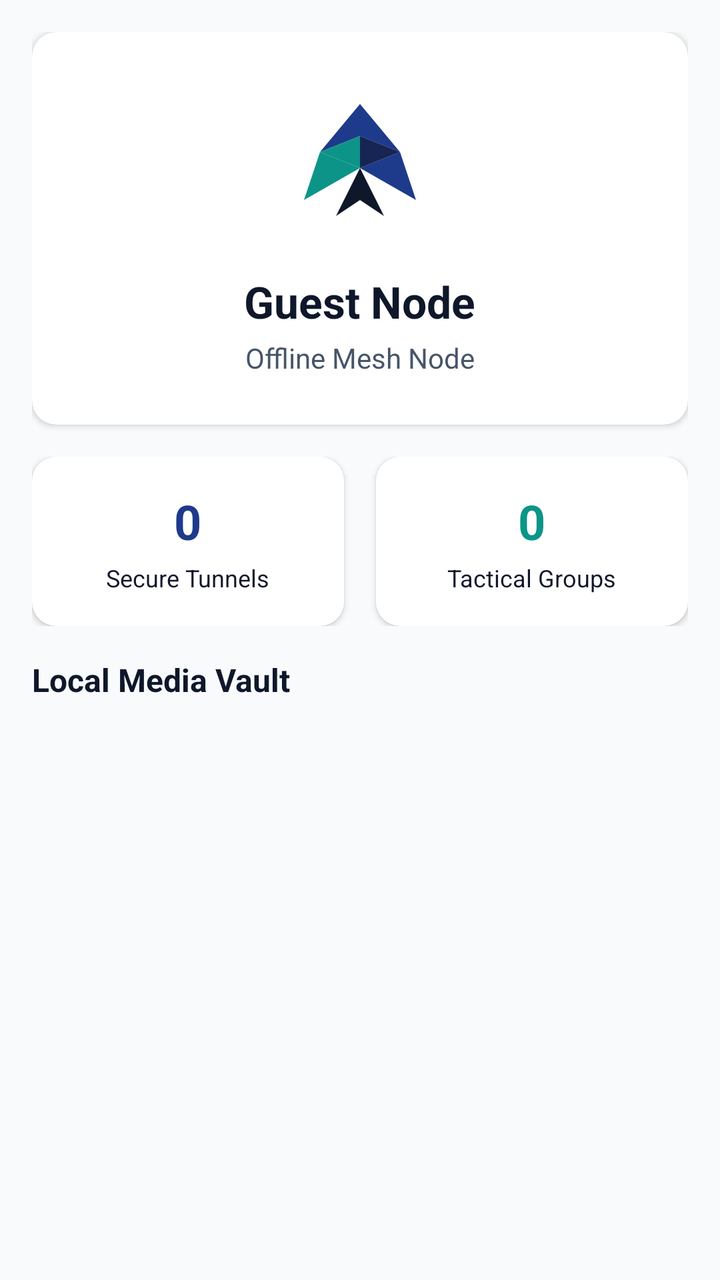
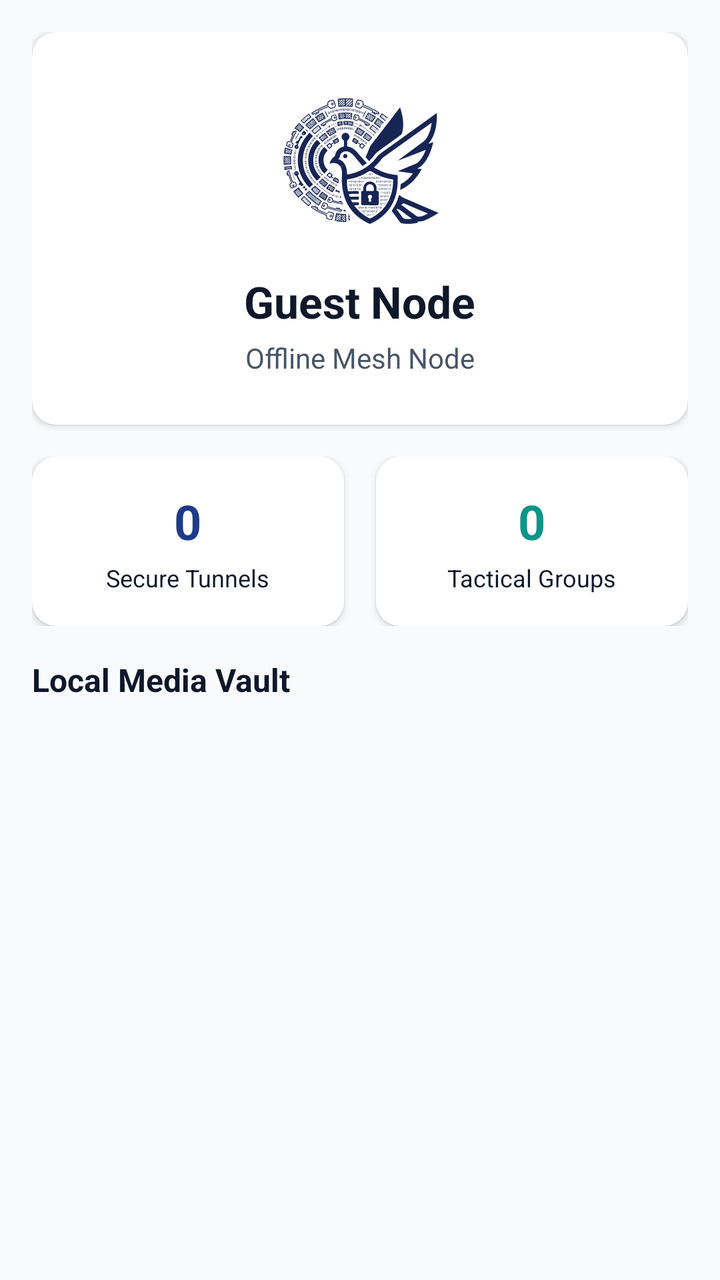

Two renders of the same Android screen: before a commit and after it. Below are the layout's source before the change and the commit's diff.
<!-- AndroidManifest.xml: application theme Theme.Pigeon -->
<!-- res/layout/fragment_profile.xml -->
<?xml version="1.0" encoding="utf-8"?>
<androidx.core.widget.NestedScrollView xmlns:android="http://schemas.android.com/apk/res/android"
    android:layout_width="match_parent"
    android:layout_height="match_parent"
    android:background="@color/colorBackground">

    <LinearLayout
        android:layout_width="match_parent"
        android:layout_height="wrap_content"
        android:orientation="vertical"
        android:padding="16dp">

        <com.google.android.material.card.MaterialCardView
            style="@style/PigeonCard"
            android:layout_width="match_parent"
            android:layout_height="wrap_content"
            android:layout_marginBottom="16dp">

            <LinearLayout
                android:layout_width="match_parent"
                android:layout_height="wrap_content"
                android:gravity="center"
                android:orientation="vertical"
                android:padding="24dp">

                <ImageView
                    android:id="@+id/ivProfileLogo"
                    android:layout_width="80dp"
                    android:layout_height="80dp"
                    android:contentDescription="@string/logo_desc"
                    android:src="@drawable/ic_pigeon_logo" />

                <TextView
                    android:id="@+id/tvProfileUsername"
                    style="@style/PigeonText"
                    android:layout_width="wrap_content"
                    android:layout_height="wrap_content"
                    android:layout_marginTop="16dp"
                    android:text="Guest Node"
                    android:textSize="22sp"
                    android:textStyle="bold" />

                <TextView
                    android:id="@+id/tvProfileToken"
                    style="@style/PigeonText"
                    android:layout_width="wrap_content"
                    android:layout_height="wrap_content"
                    android:layout_marginTop="4dp"
                    android:text="Offline Mesh Node"
                    android:textColor="@color/colorOnSurface"
                    android:textSize="14sp" />

            </LinearLayout>
        </com.google.android.material.card.MaterialCardView>

        <GridLayout
            android:layout_width="match_parent"
            android:layout_height="wrap_content"
            android:layout_marginBottom="16dp"
            android:columnCount="2"
            android:rowCount="1">

            <com.google.android.material.card.MaterialCardView
                style="@style/PigeonCard"
                android:layout_width="0dp"
                android:layout_height="wrap_content"
                android:layout_columnWeight="1"
                android:layout_marginEnd="8dp">

                <LinearLayout
                    android:layout_width="match_parent"
                    android:layout_height="wrap_content"
                    android:gravity="center"
                    android:orientation="vertical"
                    android:padding="16dp">

                    <TextView
                        android:id="@+id/tvTotalChats"
                        style="@style/PigeonText"
                        android:layout_width="wrap_content"
                        android:layout_height="wrap_content"
                        android:text="0"
                        android:textColor="@color/colorPrimary"
                        android:textSize="24sp"
                        android:textStyle="bold" />

                    <TextView
                        style="@style/PigeonText"
                        android:layout_width="wrap_content"
                        android:layout_height="wrap_content"
                        android:layout_marginTop="4dp"
                        android:text="Secure Tunnels"
                        android:textSize="12sp" />
                </LinearLayout>
            </com.google.android.material.card.MaterialCardView>

            <com.google.android.material.card.MaterialCardView
                style="@style/PigeonCard"
                android:layout_width="0dp"
                android:layout_height="wrap_content"
                android:layout_columnWeight="1"
                android:layout_marginStart="8dp">

                <LinearLayout
                    android:layout_width="match_parent"
                    android:layout_height="wrap_content"
                    android:gravity="center"
                    android:orientation="vertical"
                    android:padding="16dp">

                    <TextView
                        android:id="@+id/tvTotalGroups"
                        style="@style/PigeonText"
                        android:layout_width="wrap_content"
                        android:layout_height="wrap_content"
                        android:text="0"
                        android:textColor="@color/colorAccent"
                        android:textSize="24sp"
                        android:textStyle="bold" />

                    <TextView
                        style="@style/PigeonText"
                        android:layout_width="wrap_content"
                        android:layout_height="wrap_content"
                        android:layout_marginTop="4dp"
                        android:text="Tactical Groups"
                        android:textSize="12sp" />
                </LinearLayout>
            </com.google.android.material.card.MaterialCardView>

        </GridLayout>

        <TextView
            style="@style/PigeonText"
            android:layout_width="match_parent"
            android:layout_height="wrap_content"
            android:layout_marginBottom="8dp"
            android:text="Local Media Vault"
            android:textSize="16sp"
            android:textStyle="bold" />

        <androidx.recyclerview.widget.RecyclerView
            android:id="@+id/rvProfileMedia"
            android:layout_width="match_parent"
            android:layout_height="wrap_content"
            android:nestedScrollingEnabled="false" />

    </LinearLayout>
</androidx.core.widget.NestedScrollView>
<!-- resources referenced by this layout -->
<resources>
  <color name="colorAccent">#0D9488</color>
  <color name="colorBackground">#F8FAFC</color>
  <color name="colorOnSurface">#475569</color>
  <color name="colorPrimary">#1E3A8A</color>
  <!-- drawable ic_pigeon_logo (drawable) -->
  <?xml version="1.0" encoding="utf-8"?>
  <vector xmlns:android="http://schemas.android.com/apk/res/android"
      android:width="128dp"
      android:height="128dp"
      android:viewportWidth="100"
      android:viewportHeight="100">
      <path
          android:fillColor="#1E3A8A"
          android:pathData="M50,15 L25,45 L50,35 L75,45 Z" />
      <path
          android:fillColor="#0D9488"
          android:pathData="M25,45 L15,75 L50,55 Z" />
      <path
          android:fillColor="#1E3A8A"
          android:pathData="M75,45 L85,75 L50,55 Z" />
      <path
          android:fillColor="#0D9488"
          android:pathData="M50,35 L50,55 L25,45 Z" />
      <path
          android:fillColor="#172554"
          android:pathData="M50,35 L50,55 L75,45 Z" />
      <path
          android:fillColor="#0F172A"
          android:pathData="M50,55 L35,85 L50,75 L65,85 Z" />
  </vector>
  <string name="logo_desc">PIGEON logo</string>
  <style name="PigeonCard" parent="Widget.MaterialComponents.CardView">
          <item name="cardBackgroundColor">@color/colorCardBg</item>
          <item name="cardCornerRadius">12dp</item>
          <item name="cardElevation">2dp</item>
      </style>
  <style name="PigeonText" parent="android:Widget.TextView">
          <item name="android:textColor">@color/colorOnBackground</item>
      </style>
  <style name="Theme.Pigeon" parent="Theme.MaterialComponents.Light.NoActionBar">
          <item name="colorPrimary">@color/colorPrimary</item>
          <item name="colorPrimaryDark">@color/colorPrimaryDark</item>
          <item name="colorAccent">@color/colorAccent</item>
          <item name="android:windowBackground">@color/colorBackground</item>
          <item name="android:keepScreenOn">true</item>
      </style>
  <color name="colorCardBg">#FFFFFF</color>
  <color name="colorOnBackground">#0F172A</color>
  <color name="colorPrimaryDark">#172554</color>
</resources>

<!-- the commit's change to res/layout/fragment_profile.xml (unified diff, before → after) -->
@@ -2,6 +2,7 @@
 <androidx.core.widget.NestedScrollView xmlns:android="http://schemas.android.com/apk/res/android"
     android:layout_width="match_parent"
     android:layout_height="match_parent"
+    xmlns:app="http://schemas.android.com/apk/res-auto"
     android:background="@color/colorBackground">
 
     <LinearLayout
@@ -28,7 +29,8 @@
                     android:layout_width="80dp"
                     android:layout_height="80dp"
                     android:contentDescription="@string/logo_desc"
-                    android:src="@drawable/ic_pigeon_logo" />
+                    android:src="@drawable/logo"
+                    app:tint="@color/colorPrimaryDark" />
 
                 <TextView
                     android:id="@+id/tvProfileUsername"
<!-- resource entries referenced after the edit -->
@@ -4,32 +4,6 @@
   <color name="colorBackground">#F8FAFC</color>
   <color name="colorOnSurface">#475569</color>
   <color name="colorPrimary">#1E3A8A</color>
-  <!-- drawable ic_pigeon_logo (drawable) -->
-  <?xml version="1.0" encoding="utf-8"?>
-  <vector xmlns:android="http://schemas.android.com/apk/res/android"
-      android:width="128dp"
-      android:height="128dp"
-      android:viewportWidth="100"
-      android:viewportHeight="100">
-      <path
-          android:fillColor="#1E3A8A"
-          android:pathData="M50,15 L25,45 L50,35 L75,45 Z" />
-      <path
-          android:fillColor="#0D9488"
-          android:pathData="M25,45 L15,75 L50,55 Z" />
-      <path
-          android:fillColor="#1E3A8A"
-          android:pathData="M75,45 L85,75 L50,55 Z" />
-      <path
-          android:fillColor="#0D9488"
-          android:pathData="M50,35 L50,55 L25,45 Z" />
-      <path
-          android:fillColor="#172554"
-          android:pathData="M50,35 L50,55 L75,45 Z" />
-      <path
-          android:fillColor="#0F172A"
-          android:pathData="M50,55 L35,85 L50,75 L65,85 Z" />
-  </vector>
   <string name="logo_desc">PIGEON logo</string>
   <style name="PigeonCard" parent="Widget.MaterialComponents.CardView">
           <item name="cardBackgroundColor">@color/colorCardBg</item>
@@ -49,5 +23,6 @@
   <color name="colorCardBg">#FFFFFF</color>
   <color name="colorOnBackground">#0F172A</color>
   <color name="colorPrimaryDark">#172554</color>
+  <!-- drawable logo: vector/xml drawable (drawable, 168695 chars, omitted) -->
 </resources>
 
